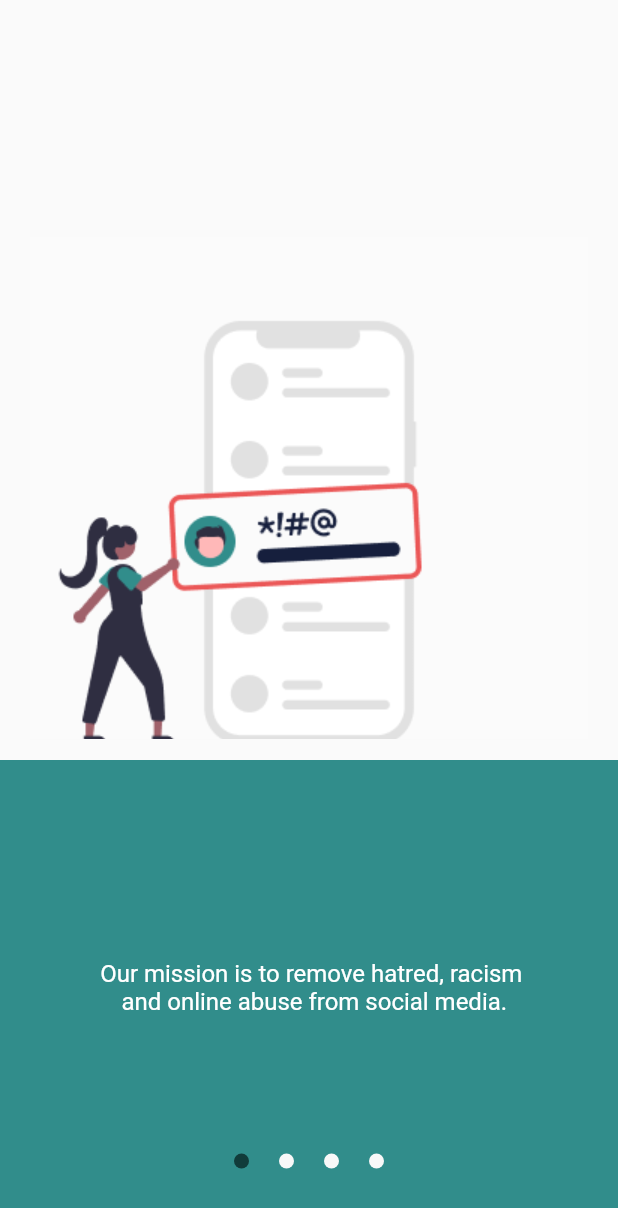
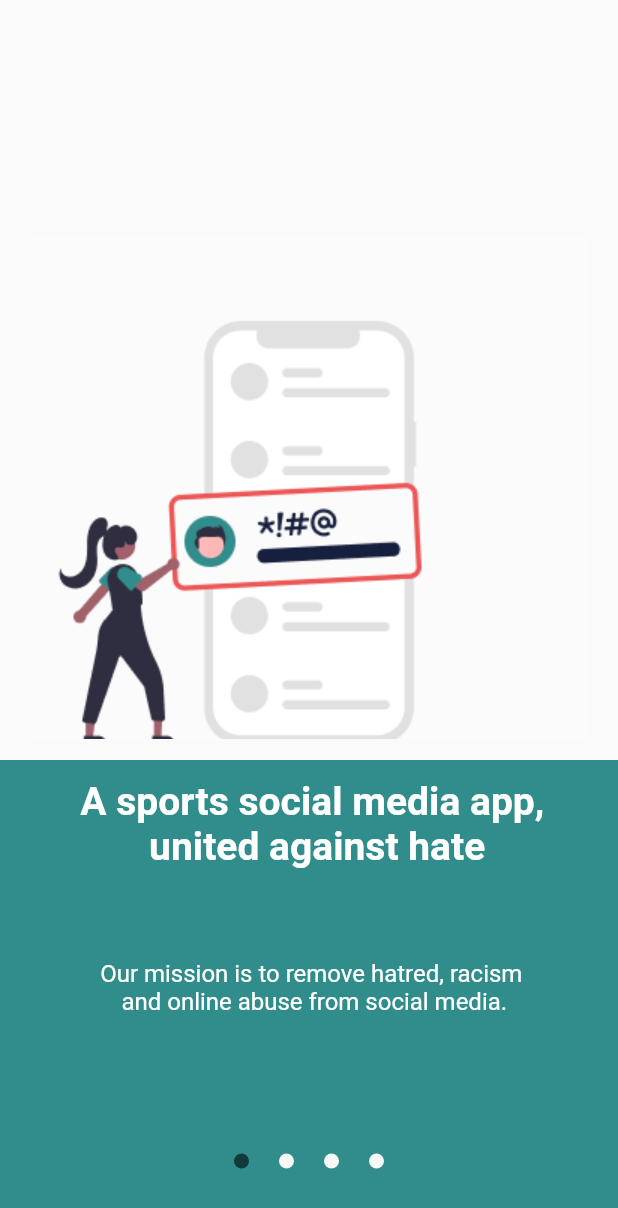
Before and after one commit to DarshitBarvaliya/flutterProject, a Flutter app: the screen it shows after launch, on a phone screen of 412 x 824 dp. Shown: the top 1208 px of the screen. Run offline on Flutter 3.47's test engine with Material 2 defaults, Android fonts, the phone set to English and light mode, and no system bars; our stand-ins replace sizer.

Commit message:
text add

```diff
--- a/flutterProject/lib/Task/page/Screen1.dart
+++ b/flutterProject/lib/Task/page/Screen1.dart
@@ -31,14 +31,14 @@ class Screen1 extends StatelessWidget {
           Padding(
             padding: EdgeInsets.only(top: 63.h, left: 13.w),
             child: Container(
-              // child: Text(
-              //   "A sports social media app,\n united against hate",
-              //   textAlign: TextAlign.center,
-              //   style: TextStyle(
-              //       fontSize: 26,
-              //       fontWeight: FontWeight.w700,
-              //       color: Colors.white),
-              // ),
+              child: Text(
+                "A sports social media app,\n united against hate",
+                textAlign: TextAlign.center,
+                style: TextStyle(
+                    fontSize: 26,
+                    fontWeight: FontWeight.w700,
+                    color: Colors.white),
+              ),
             ),
           ),
           Padding(
```
Also changed, not shown: flutterProject/lib/Task/page/Screen2.dart (+8 -8 lines), flutterProject/lib/Task/page/Screen3.dart (+8 -8 lines).
